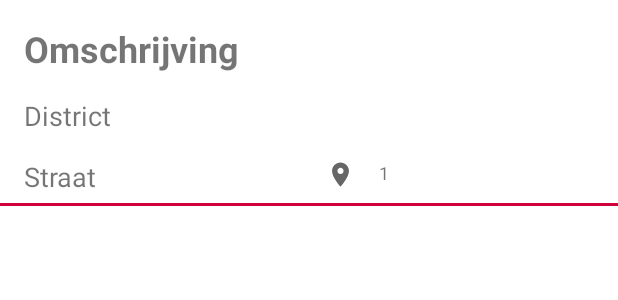
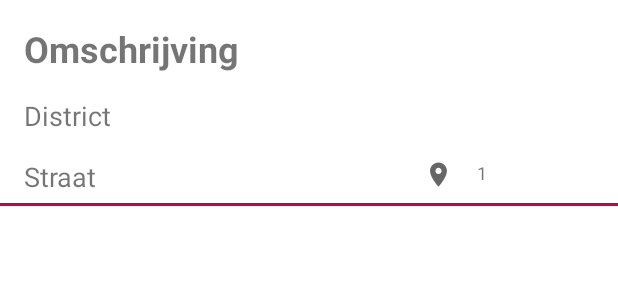
Before and after one commit to bur4k58/Project-mobile, an Android app: the layout fragment_overview_item.xml on its own in the app's theme, with its tools: preview values and no code run, on a phone screen of 412 x 824 dp. Shown: the top 300 px of the screen. Run offline under Robolectric (Android 15) with nearby library versions, the phone set to English and light mode, and no system bars.

Commit message:
Update fragment_overview_item.xml

```diff
--- a/Project-mobile/app/src/main/res/layout/fragment_overview_item.xml
+++ b/Project-mobile/app/src/main/res/layout/fragment_overview_item.xml
@@ -47,7 +47,7 @@
         android:contentDescription="Distance"
         app:layout_constraintBottom_toBottomOf="@+id/textStraat"
         app:layout_constraintEnd_toEndOf="parent"
-        app:layout_constraintHorizontal_bias="0.466"
+        app:layout_constraintHorizontal_bias="0.664"
         app:layout_constraintStart_toEndOf="@+id/textStraat"
         app:srcCompat="@drawable/ic_baseline_location_on_24" />
 
```
